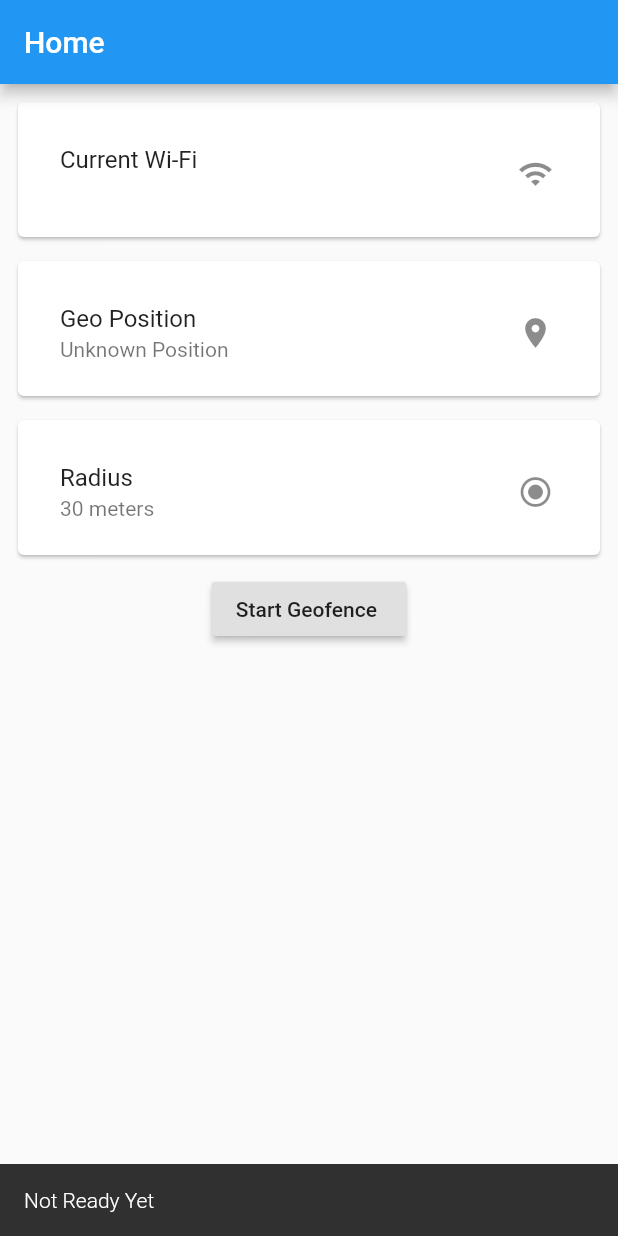
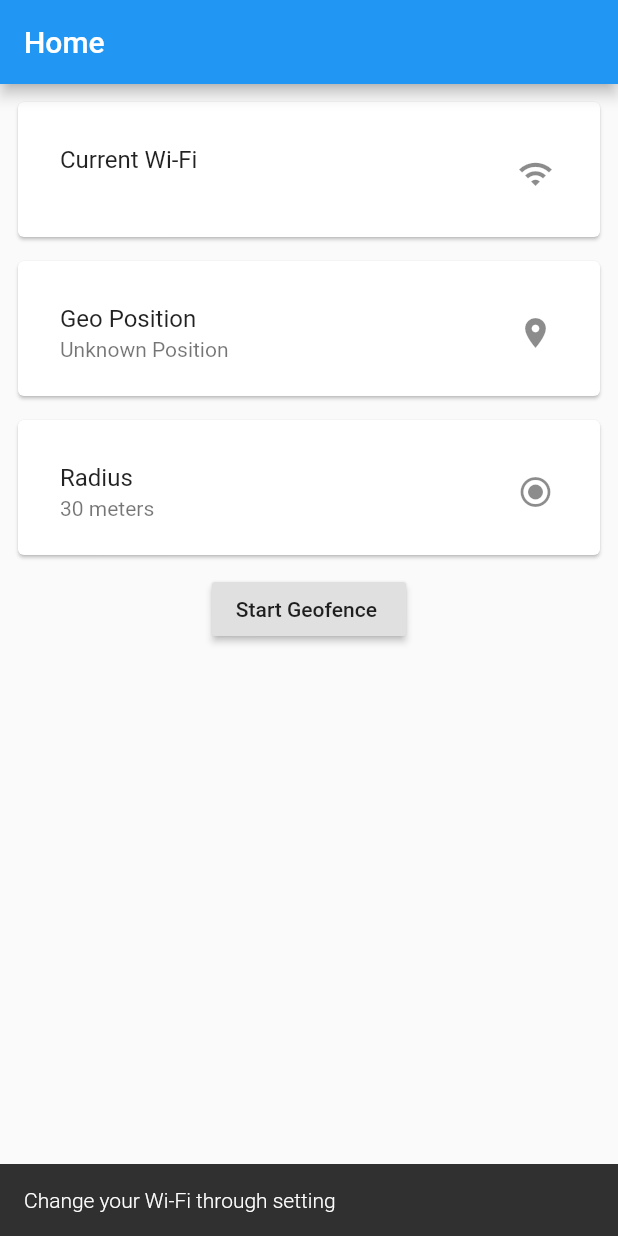
Before and after one commit to waixiong/SetelTestAssignment, a Flutter app: the screen it shows after launch, after a tap on the "wifi" icon, on a phone screen of 412 x 824 dp. Run offline on Flutter 3.47's test engine with Material 2 defaults, Android fonts, the phone set to English and light mode, and no system bars; our stand-ins replace connectivity, get_it, google_maps_flutter, location, logger, permission_handler and 2 more; missing offline and left inert: wifi.

Commit message:
ReadMe, recenter location

```diff
--- a/lib/view/screen/google_map_page.dart
+++ b/lib/view/screen/google_map_page.dart
@@ -28,6 +28,10 @@ class GoogleMapPage extends StatelessWidget {
                   ),
                 )
               ],
+            ),
+            floatingActionButton: FloatingActionButton(
+              onPressed: model.getCurrentPosition,
+              child: Icon(Icons.my_location),
             ),
             body: Stack(
               children: <Widget>[
--- a/lib/viewmodel/google_map_model.dart
+++ b/lib/viewmodel/google_map_model.dart
@@ -47,16 +47,18 @@ class GoogleMapModel extends BaseViewModel {
     _allMarkers.add(
       Marker(
         markerId: MarkerId('SetPosition'),
-        position: position2LatLng(position),
+        position: position2LatLng(_position),
         onTap: () {
           _mapController
-              .animateCamera(CameraUpdate.newLatLngZoom(position2LatLng(position), 17.0));
+              .animateCamera(CameraUpdate.newLatLngZoom(position2LatLng(_position), 17.0));
         },
         draggable: true,
         onDragEnd: (latlng) => _setCurrentPosition(latlng2Position(latlng))
       ),
     );
     setBusy(false);
+
+    locator<SnackbarService>().showSnackbar(message: 'Center point is re-center to your location');
 
     notifyListeners();
   }
--- a/lib/viewmodel/home_page_viewmodel.dart
+++ b/lib/viewmodel/home_page_viewmodel.dart
@@ -43,7 +43,7 @@ class HomePageViewModel extends BaseViewModel {
   }
 
   Future<void> changeWifi() async {
-    locator<SnackbarService>().showSnackbar(message: 'Not Ready Yet');
+    locator<SnackbarService>().showSnackbar(message: 'Change your Wi-Fi through setting');
     // locator<NavigationService>().navigateTo(RouteName.wifi);
   }
 
```
Also changed, not shown: 1 other file.
